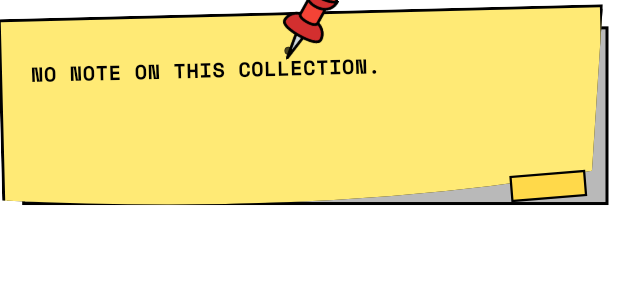
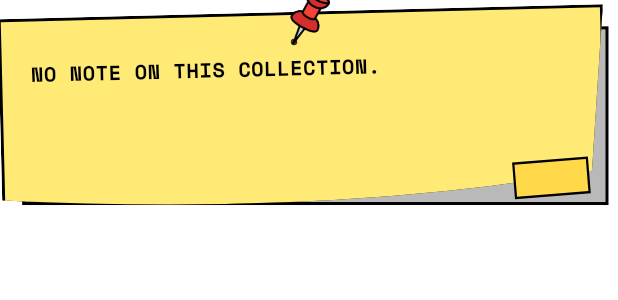
Before and after one commit to chetan2921/reelpin-app, a Flutter app: the _CollectionStickyNote widget shown alone on an empty page, opened directly with empty values, on a phone screen of 412 x 824 dp. Shown: the top 300 px of the screen. Run offline on Flutter 3.47's test engine with Material 3 defaults, Android fonts, the phone set to English and light mode, and no system bars; our stand-ins replace app_links, cached_network_image, firebase_core, firebase_messaging, flutter_local_notifications, flutter_riverpod and 9 more; missing offline and left inert: in_app_update, linkrunner, receive_sharing_intent; accounts and stored records are empty; network calls fail.

Commit message:
Shrink the note pin and move EDIT into the tape strip
The pin was 42 and dominated the note. It is now 30, and the whole assembly is
derived from a single pinSize rather than hand-placed offsets: the needle tip
sits at ~(0.04, 0.96) of the asset, so after the -0.28rad rotation it lands at
fixed fractions of the pin's size. Solving for those keeps the hole on the
point at any pin size, text scale or density, instead of only at the size it
was eyeballed on.

EDIT moves into the tape strip, which already sat in the corner doing nothing.
The strip is now sized by its content with a minimum width instead of a fixed
48x18, so the label cannot clip when a user scales text up. Viewers still see
the tape, just without the label — the artwork is unchanged for people who
cannot act on it.

Co-Authored-By: Claude Opus 5 <noreply@anthropic.com>

```diff
--- a/lib/screens/collections/partials/collection_sticky_note.dart
+++ b/lib/screens/collections/partials/collection_sticky_note.dart
@@ -3,6 +3,9 @@ part of '../collection_detail_screen.dart';
 /// The pinned sticky note above a collection's reels, carrying its note text.
 /// Ported from the folders design; the pin, the crease dot and the tape strip
 /// are all part of the drawing.
+/// Rotation applied to the pin artwork; the hole position is solved from it.
+const double _pinAngle = -0.28;
+
 class _CollectionStickyNote extends StatelessWidget {
   const _CollectionStickyNote({
     required this.note,
@@ -20,6 +23,16 @@ class _CollectionStickyNote extends StatelessWidget {
   Widget build(BuildContext context) {
     final layout = AppLayout.of(context);
     final text = note.trim();
+
+    // Everything about the pin scales from this one value.
+    final pinSize = layout.inset(30);
+    final pinTop = -layout.gap(6);
+    final holeSize = layout.inset(4);
+    // The needle tip sits at roughly (0.04, 0.96) of the asset, so after
+    // rotating about the centre it lands at these fractions of the pin's size.
+    // Solving it here keeps the hole on the point at any pin size.
+    final pinTipDx = -0.315 * pinSize;
+    final pinTipY = pinTop + pinSize / 2 + 0.569 * pinSize;
     return GestureDetector(
       onTap: onEdit,
       behavior: HitTestBehavior.opaque,
@@ -83,34 +96,35 @@ class _CollectionStickyNote extends StatelessWidget {
                 ),
               ),
             ),
+            // Pin, its hole, and the tape are all derived from `pinSize` and
+            // `pinTop` below rather than hand-placed, so they stay aligned at
+            // every text scale and screen density instead of only at the size
+            // they were eyeballed on.
             Positioned(
-              top: -layout.gap(10),
+              top: pinTop,
               left: 0,
               right: 0,
               child: Center(
                 child: Transform.rotate(
-                  angle: -0.28,
+                  angle: _pinAngle,
                   child: Image.asset(
                     'assets/images/pin.png',
-                    width: layout.inset(42),
-                    height: layout.inset(42),
+                    width: pinSize,
+                    height: pinSize,
                   ),
                 ),
               ),
             ),
-            // The pin is rotated -0.28rad about its centre and its needle points
-            // down-left, so the tip lands ~13px left and ~35px below the image
-            // centre — not where an untransformed dot would sit.
             Positioned(
-              top: layout.gap(32),
+              top: pinTipY - holeSize / 2,
               left: 0,
               right: 0,
               child: Center(
                 child: Transform.translate(
-                  offset: Offset(-layout.inset(13), 0),
+                  offset: Offset(pinTipDx, 0),
                   child: Container(
-                    width: layout.inset(5),
-                    height: layout.inset(5),
+                    width: holeSize,
+                    height: holeSize,
                     decoration: BoxDecoration(
                       color: AppColors.black.withAlpha(180),
                       shape: BoxShape.circle,
@@ -123,53 +137,50 @@ class _CollectionStickyNote extends StatelessWidget {
                 ),
               ),
             ),
-            // Only rendered when onEdit is non-null, i.e. owners and editors.
-            // Viewers and shared-link visitors get no write affordance at all,
-            // since offering one they cannot use is worse than offering none.
-            //
-            // Pinned to the paper's top-right corner rather than floating near
-            // the text, where it read as part of the note.
-            if (onEdit != null)
+            // The tape strip doubles as the edit control for owners and
+            // editors. Viewers still see the tape, just without the label, so
+            // the artwork is unchanged for people who cannot act on it.
             Positioned(
-                top: layout.gap(14),
-                // The paper's right edge sits at inset(8), so this leaves a
-                // ~4px gutter inside its border without touching the clip.
-                right: layout.inset(12),
-                child: Row(
+              right: layout.inset(18),
+              bottom: layout.gap(6),
+              child: Transform.rotate(
+                angle: -0.08,
+                child: Container(
+                  // Sized by its content, not fixed, so the label never clips
+                  // when the user scales text up.
+                  padding: EdgeInsets.symmetric(
+                    horizontal: layout.inset(10),
+                    vertical: layout.gap(5),
+                  ),
+                  constraints: BoxConstraints(minWidth: layout.inset(48)),
+                  decoration: BoxDecoration(
+                    color: const Color(0xFFFFD94A),
+                    border: Border.all(
+                      color: AppColors.fg(context),
+                      width: 1.5,
+                    ),
+                  ),
+                  child: onEdit == null
+                      ? SizedBox(height: layout.gap(12))
+                      : Row(
                           mainAxisSize: MainAxisSize.min,
                           children: [
                             Icon(
                               Icons.edit,
-                      size: layout.inset(12),
-                      color: AppColors.black.withAlpha(190),
+                              size: layout.inset(11),
+                              color: AppColors.black,
                             ),
                             SizedBox(width: layout.inset(4)),
                             Text(
                               'EDIT',
                               style: GoogleFonts.spaceMono(
-                        color: AppColors.black.withAlpha(190),
+                                color: AppColors.black,
                                 fontSize: layout.font(10),
                                 fontWeight: FontWeight.w700,
                                 letterSpacing: 1,
                               ),
                             ),
                           ],
-                ),
-              ),
-            Positioned(
-              right: layout.inset(20),
-              bottom: layout.gap(4),
-              child: Transform.rotate(
-                angle: -0.08,
-                child: Container(
-                  width: layout.inset(48),
-                  height: layout.gap(18),
-                  decoration: BoxDecoration(
-                    color: const Color(0xFFFFD94A),
-                    border: Border.all(
-                      color: AppColors.fg(context),
-                      width: 1.5,
-                    ),
                         ),
                 ),
               ),
```
Lines whose indentation alone changed are shown as unchanged.
